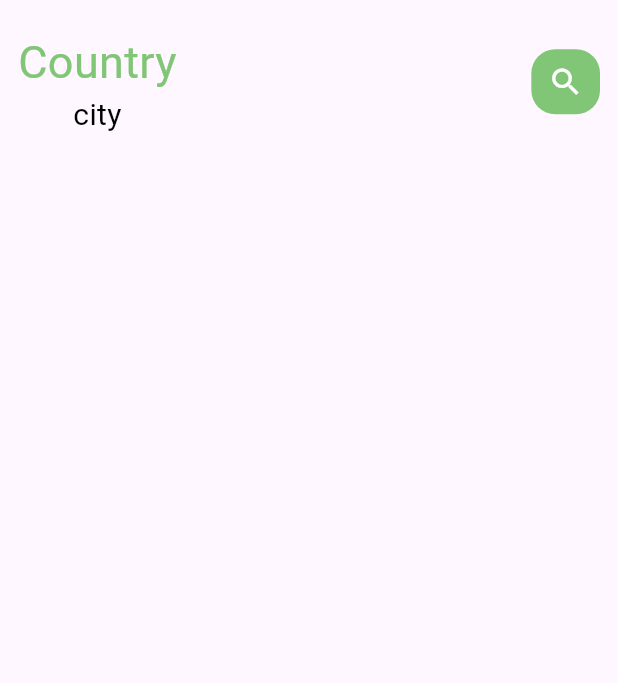
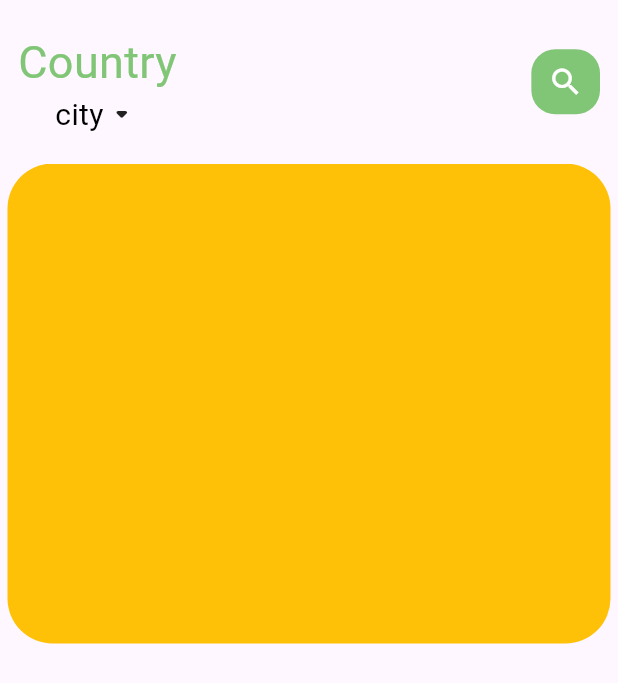
Before and after one commit to meriemDahil/Food_Delivery, a Flutter app: the screen it shows after launch, on a phone screen of 412 x 824 dp. Shown: the top 683 px of the screen. Run offline on Flutter 3.47's test engine with Material 3 defaults, Android fonts, the phone set to English and light mode, and no system bars.

Commit message:
page slider

```diff
--- a/lib/presentation/screens/food_slider.dart
+++ b/lib/presentation/screens/food_slider.dart
@@ -13,7 +13,7 @@ class _FoodSliderState extends State<FoodSlider> {
   Widget build(BuildContext context) {
     return Container(
       height: 320,
-      color: Colors.blue,
+      //its necessary to add the height
       child: PageView.builder(
         itemCount: 5,
         itemBuilder: (context, index) {
@@ -24,9 +24,15 @@ class _FoodSliderState extends State<FoodSlider> {
   }
   Widget _buildPage(int index){
     return Container(
-      height: 220,
-      color: Colors.amber,
+
+      margin: EdgeInsets.only(left:  5,right: 5),
+      decoration: BoxDecoration(
+        borderRadius: BorderRadius.circular(30),
+        color: Colors.amber,),
 
     );
   }
 }
+
+///
+///in order to run our app u should first execute the db
--- a/lib/presentation/screens/home.dart
+++ b/lib/presentation/screens/home.dart
@@ -25,15 +25,19 @@ class _HomeState extends State<Home> {
                  Column(
                   children: [
                     BigText(text: 'Country'),
-                    SmallText(text: 'city')
+                    Row(
+                      children: [
+                        SmallText(text: 'city'),
+                        Icon(Icons.arrow_drop_down_rounded)
+                      ],
+                    ),
                   ],
                  ),
                  RoundedButton(icon: Icons.search,),
-                // const FoodSlider(),
-
                 ],
               ),
             ),
+            FoodSlider(),
           ],
         ),
       ),
--- a/lib/widget/text.dart
+++ b/lib/widget/text.dart
@@ -8,7 +8,8 @@ class BigText extends StatelessWidget {
   Color? color;
   TextOverflow textOverflow;
 
-  BigText({super.key ,required this.text,
+  BigText({super.key ,
+  required this.text,
   this.size=30.0,
   this.color=const Color.fromARGB(255, 129, 198, 118),
   this.textOverflow=TextOverflow.ellipsis});
@@ -37,6 +38,7 @@ class SmallText extends StatelessWidget {
 
   SmallText({super.key ,required this.text,
   this.size=20.0,
+  // the color should have this format or hex only when initializing it
   this.color=Colors.black,
   this.textOverflow=TextOverflow.ellipsis});
 
```
